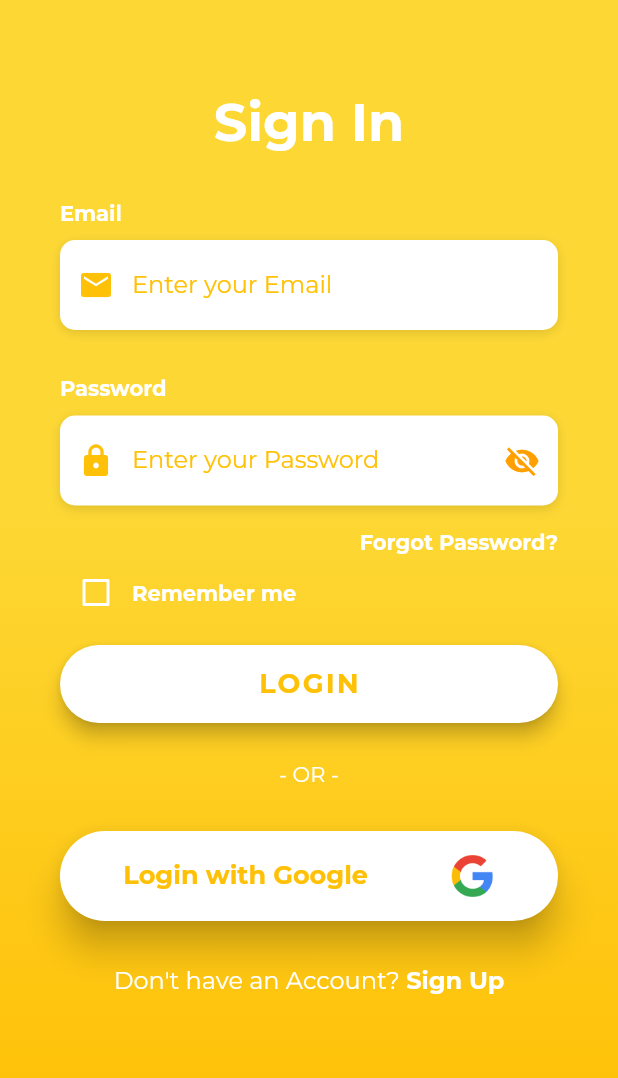
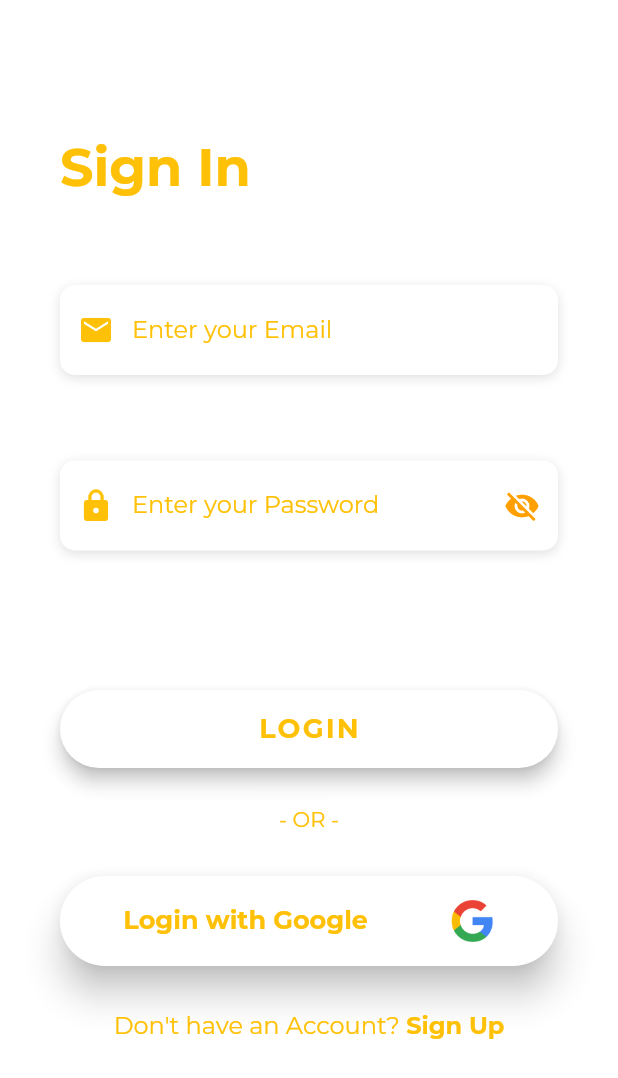
Before and after one commit to AOSSIE-Org/Monumento, a Flutter app: the LoginScreen screen opened by its route, on a phone screen of 412 x 824 dp. Shown: the top 1078 px of the screen. Run offline on Flutter 3.47's test engine with Material 2 defaults, Android fonts, the phone set to English and light mode, and no system bars; our stand-ins replace bloc, cached_network_image, cloud_firestore, email_validator, equatable, firebase_auth and 13 more; missing offline and left inert: geocoder, intro_views_flutter; accounts and stored records are empty; network calls fail; project files that could hold a hidden picture were left out.

Commit message:
WIP UI revamp

```diff
--- a/monumento_module/lib/resources/monuments/entities/monument_entity.dart
+++ b/monumento_module/lib/resources/monuments/entities/monument_entity.dart
@@ -10,13 +10,16 @@ class MonumentEntity extends Equatable {
   final String city;
   final String country;
   final String imageUrl;
+  final String image_1x1_;
   final String wiki;
+
   MonumentEntity(
       {this.id,
       this.city,
       this.country,
       this.imageUrl,
       this.name,
+      this.image_1x1_,
       @required this.wiki});
 
   @override
@@ -29,6 +32,7 @@ class MonumentEntity extends Equatable {
         city: data['email'] as String,
         country: data['country'] as String,
         imageUrl: data['image'] as String,
+        image_1x1_: data['image_1x1_'] as String,
         wiki: data['wikipediaLink'] as String);
   }
 
@@ -40,6 +44,7 @@ class MonumentEntity extends Equatable {
         city: data['city'],
         country: data['country'],
         imageUrl: data['image'],
+        image_1x1_: data['image_1x1_'],
         wiki: data['wikipediaLink']);
   }
 
@@ -50,6 +55,7 @@ class MonumentEntity extends Equatable {
       'city': city,
       'country': country,
       'image': imageUrl,
+      'image_1x1_' : image_1x1_,
       'wikipediaLink': wiki
     };
   }
--- a/monumento_module/lib/resources/monuments/firebase_monument_repository.dart
+++ b/monumento_module/lib/resources/monuments/firebase_monument_repository.dart
@@ -1,3 +1,5 @@
+import 'dart:developer';
+
 import 'package:cloud_firestore/cloud_firestore.dart';
 import 'package:monumento/resources/authentication/entities/user_entity.dart';
 import 'package:monumento/resources/authentication/models/user_model.dart';
--- a/monumento_module/lib/resources/monuments/models/monument_model.dart
+++ b/monumento_module/lib/resources/monuments/models/monument_model.dart
@@ -7,6 +7,7 @@ class MonumentModel {
   final String city;
   final String country;
   final String imageUrl;
+  final String image_1x1_;
   final String wiki;
 
   MonumentModel(
@@ -14,6 +15,7 @@ class MonumentModel {
       this.city,
       this.country,
       this.imageUrl,
+      this.image_1x1_,
       this.name,
       @required this.wiki});
 
@@ -24,6 +26,7 @@ class MonumentModel {
         city: city,
         country: country,
         wiki: wiki,
+        image_1x1_: image_1x1_,
         imageUrl: imageUrl);
   }
 
@@ -34,6 +37,7 @@ class MonumentModel {
         city: city,
         country: country,
         wiki: wiki,
+        image_1x1_: image_1x1_,
         imageUrl: imageUrl);
   }
 
@@ -44,6 +48,8 @@ class MonumentModel {
         city: monumentEntity.city,
         country: monumentEntity.country,
         wiki: monumentEntity.wiki,
+        image_1x1_: monumentEntity.image_1x1_,
         imageUrl: monumentEntity.imageUrl);
+
   }
 }
--- a/monumento_module/lib/ui/screens/explore_monuments/explore_screen.dart
+++ b/monumento_module/lib/ui/screens/explore_monuments/explore_screen.dart
@@ -1,4 +1,5 @@
 import 'package:flutter/material.dart';
+import 'package:flutter/services.dart';
 import 'package:flutter/widgets.dart';
 import 'package:monumento/navigation/arguments.dart';
 import 'package:monumento/resources/authentication/models/user_model.dart';
@@ -64,7 +65,7 @@ class _ExploreScreenState extends State<ExploreScreen> {
                                     bottomLeft: Radius.circular(20.0)),
                                 image: DecorationImage(
                                     image: NetworkImage(
-                                        widget.monumentList[index].imageUrl),
+                                        widget.monumentList[index].image_1x1_),
                                     fit: BoxFit.cover)),
                           )),
                       SizedBox(
--- a/monumento_module/lib/ui/screens/login/login_screen.dart
+++ b/monumento_module/lib/ui/screens/login/login_screen.dart
@@ -202,7 +202,7 @@ class _LoginScreenState extends State<LoginScreen> {
         Text(
           '- OR -',
           style: TextStyle(
-            color: Colors.white,
+            color: Colors.amber,
             fontWeight: FontWeight.w400,
           ),
         ),
@@ -262,7 +262,7 @@ class _LoginScreenState extends State<LoginScreen> {
             TextSpan(
               text: 'Don\'t have an Account? ',
               style: TextStyle(
-                color: Colors.white,
+                color: Colors.amber,
                 fontSize: 16.0,
                 fontFamily: GoogleFonts.montserrat().fontFamily,
                 fontWeight: FontWeight.w400,
@@ -271,7 +271,7 @@ class _LoginScreenState extends State<LoginScreen> {
             TextSpan(
               text: 'Sign Up',
               style: TextStyle(
-                color: Colors.white,
+                color: Colors.amber,
                 fontSize: 16.0,
                 fontFamily: GoogleFonts.montserrat().fontFamily,
                 fontWeight: FontWeight.bold,
@@ -308,19 +308,9 @@ class _LoginScreenState extends State<LoginScreen> {
                   Container(
                     height: double.infinity,
                     width: double.infinity,
-                    decoration: BoxDecoration(
-                      gradient: LinearGradient(
-                        begin: Alignment.topCenter,
-                        end: Alignment.bottomCenter,
-                        colors: [
-                          Colors.yellow[600],
-                          Colors.amber,
-                        ],
-                        stops: [0.4, 0.9],
-                      ),
-                    ),
                   ),
-                  Container(
+                  Center(
+                      child: new Container(
                     height: double.infinity,
                     child: SingleChildScrollView(
                       physics: AlwaysScrollableScrollPhysics(),
@@ -329,16 +319,20 @@ class _LoginScreenState extends State<LoginScreen> {
                         vertical: 60.0,
                       ),
                       child: Column(
-                        mainAxisAlignment: MainAxisAlignment.center,
+                        mainAxisAlignment: MainAxisAlignment.start,
                         children: <Widget>[
-                          Text(
-                            'Sign In',
-                            style: TextStyle(
-                              color: Colors.white,
-                              fontSize: 35.0,
-                              fontWeight: FontWeight.bold,
-                            ),
-                          ),
+                          SizedBox(height: 30.0),
+                          Container(
+                              width: double.infinity,
+                              child: Text(
+                                'Sign In',
+                                textAlign: TextAlign.start,
+                                style: TextStyle(
+                                  color: Colors.amber,
+                                  fontSize: 35.0,
+                                  fontWeight: FontWeight.bold,
+                                ),
+                              )),
                           SizedBox(height: 30.0),
                           _buildEmailTF(),
                           SizedBox(
@@ -354,7 +348,7 @@ class _LoginScreenState extends State<LoginScreen> {
                         ],
                       ),
                     ),
-                  ),
+                  )),
                   state is LoginRegisterLoading
                       ? Center(
                           child: CircularProgressIndicator(),
--- a/monumento_module/lib/ui/screens/monumento/components/popular_monuments_tile.dart
+++ b/monumento_module/lib/ui/screens/monumento/components/popular_monuments_tile.dart
@@ -28,7 +28,7 @@ class PopularMonumentTile extends StatelessWidget {
                   borderRadius: BorderRadius.circular(5),
                   image:
                       DecorationImage(image: imageProvider, fit: BoxFit.fill)),
-              height: 120,
+              height: 220.0,
               width: MediaQuery.of(context).size.width,
               child: Align(
                 child: Padding(
@@ -37,7 +37,7 @@ class PopularMonumentTile extends StatelessWidget {
                     monument.name,
                     style: TextStyle(
                         color: Colors.white,
-                        fontSize: 16,
+                        fontSize: 20,
                         fontWeight: FontWeight.w600),
                   ),
                 ),
--- a/monumento_module/lib/ui/screens/monumento/monumento_screen.dart
+++ b/monumento_module/lib/ui/screens/monumento/monumento_screen.dart
@@ -60,7 +60,7 @@ class _MonumentoScreenState extends State<MonumentoScreen> {
                   padding: EdgeInsets.symmetric(horizontal: 16, vertical: 16),
                   sliver: CustomAppBar(
                       title: 'Monumento',
-                      textStyle: kStyle28W600.copyWith(
+                      textStyle: kStyle28W700.copyWith(
                           color: Color.fromRGBO(255, 214, 0, 1)))),
               SliverToBoxAdapter(
                 child: Container(
```
Also changed, not shown: monumento_module/lib/ui/screens/monument_detail/detail_screen.dart (+4 -4 lines).
